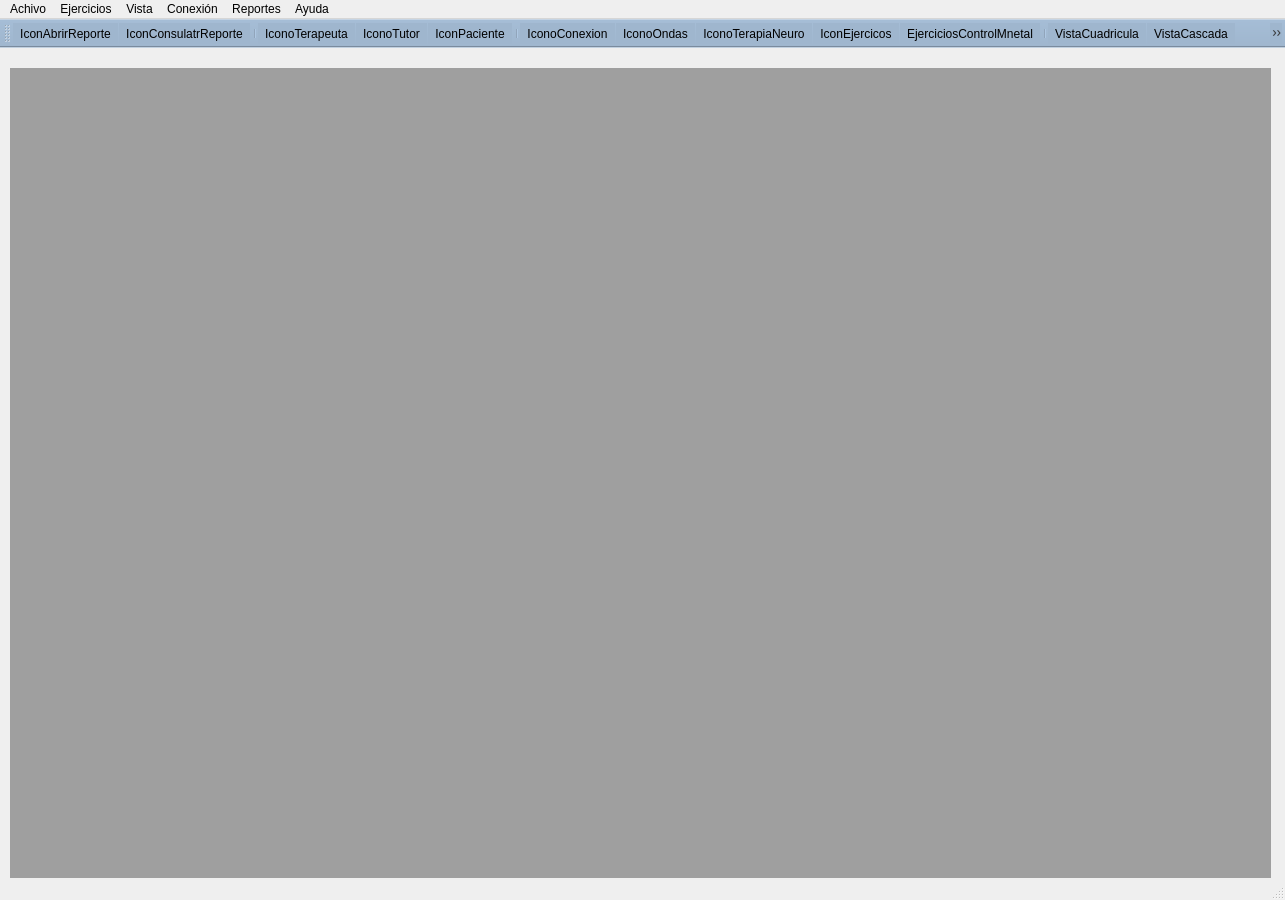
First picture: the form in pythonProject/vistas/principalCognitronp.ui, repository francisco2124/Cognidron-EEG-Version1.0, before the edit.
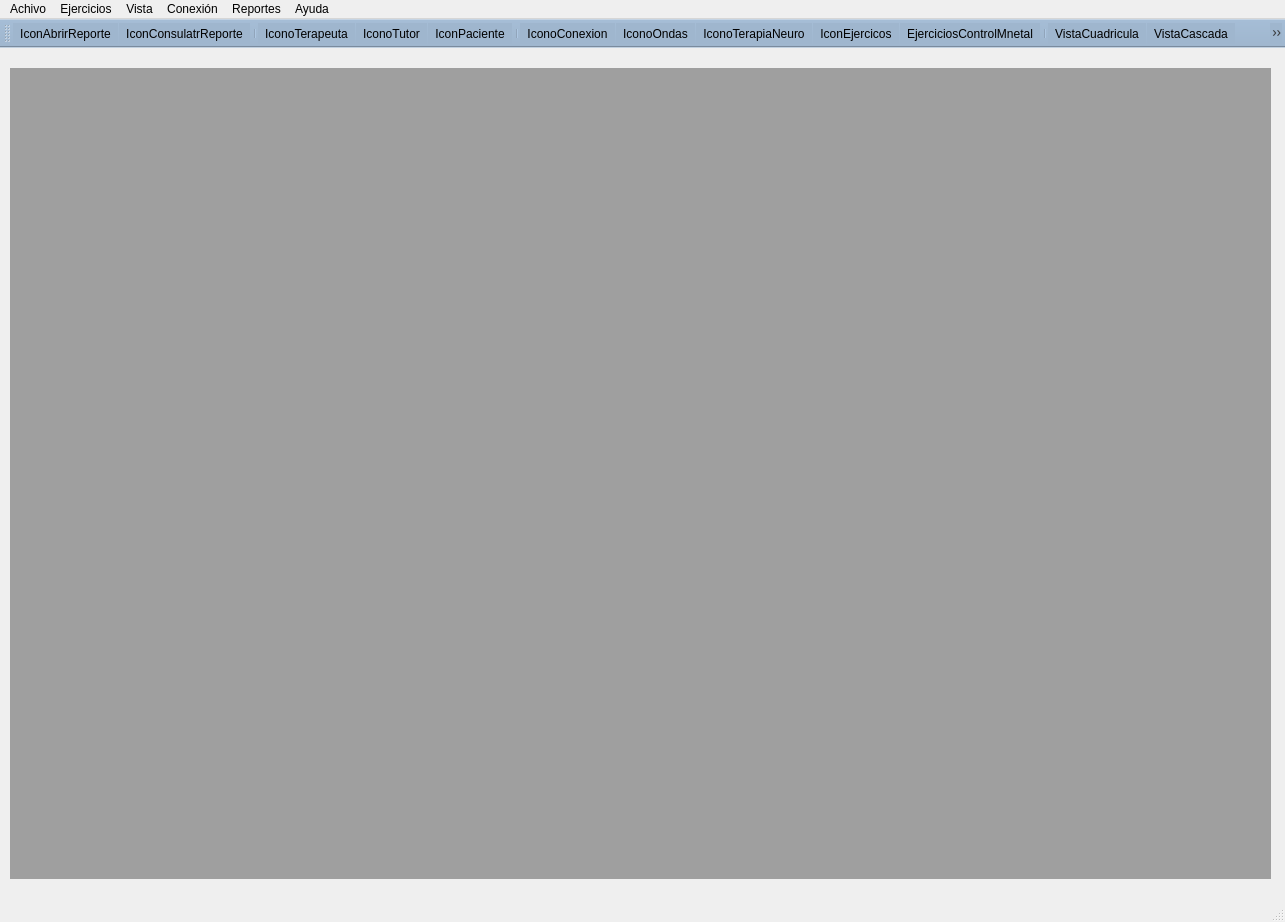
Second picture: the form after the edit. Icons and pictures are not drawn.

```diff
--- a/pythonProject/vistas/principalCognitronp.ui
+++ b/pythonProject/vistas/principalCognitronp.ui
@@ -7,7 +7,7 @@
     <x>0</x>
     <y>0</y>
     <width>1285</width>
-    <height>900</height>
+    <height>922</height>
    </rect>
   </property>
   <property name="windowTitle">
@@ -36,7 +36,7 @@
       <x>10</x>
       <y>20</y>
       <width>1261</width>
-      <height>810</height>
+      <height>811</height>
      </rect>
     </property>
     <property name="sizePolicy">
```
